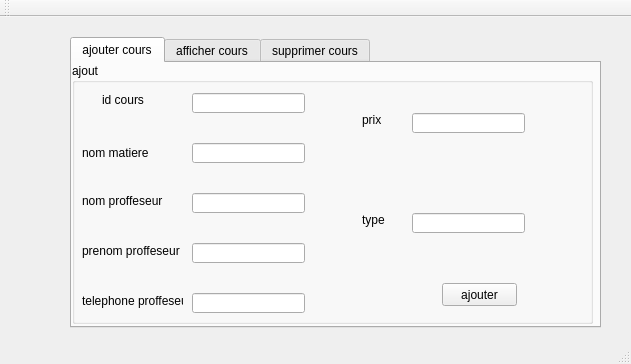
Qt form Desktop/Atelier_Connexion/mainwindow.ui (ghaith450/smart-parental-monitoring-system) before a commit.
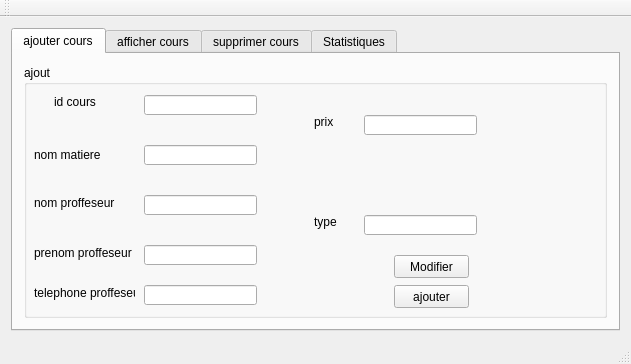
The same form after that commit.

Diff of the .ui file:
```diff
--- a/Desktop/Atelier_Connexion/mainwindow.ui
+++ b/Desktop/Atelier_Connexion/mainwindow.ui
@@ -14,15 +14,9 @@
    <string>Gestion des Clients</string>
   </property>
   <widget class="QWidget" name="centralWidget">
+   <layout class="QHBoxLayout" name="horizontalLayout">
+    <item>
    <widget class="QTabWidget" name="tabWidget">
-    <property name="geometry">
-     <rect>
-      <x>70</x>
-      <y>20</y>
-      <width>531</width>
-      <height>291</height>
-     </rect>
-    </property>
     <property name="currentIndex">
      <number>0</number>
     </property>
@@ -30,14 +24,14 @@
      <attribute name="title">
       <string>ajouter cours</string>
      </attribute>
+       <layout class="QHBoxLayout" name="horizontalLayout_2">
+        <item>
      <widget class="QGroupBox" name="groupBox_2">
-      <property name="geometry">
-       <rect>
-        <x>0</x>
-        <y>0</y>
-        <width>521</width>
-        <height>261</height>
-       </rect>
+          <property name="sizePolicy">
+           <sizepolicy hsizetype="Minimum" vsizetype="Preferred">
+            <horstretch>0</horstretch>
+            <verstretch>0</verstretch>
+           </sizepolicy>
       </property>
       <property name="title">
        <string>ajout</string>
@@ -98,7 +92,7 @@
        <property name="geometry">
         <rect>
          <x>10</x>
-         <y>230</y>
+             <y>220</y>
          <width>101</width>
          <height>16</height>
         </rect>
@@ -142,6 +136,12 @@
          <height>20</height>
         </rect>
        </property>
+           <property name="sizePolicy">
+            <sizepolicy hsizetype="Minimum" vsizetype="Preferred">
+             <horstretch>0</horstretch>
+             <verstretch>0</verstretch>
+            </sizepolicy>
+           </property>
       </widget>
       <widget class="QLineEdit" name="le_nom_matiere">
        <property name="geometry">
@@ -152,6 +152,12 @@
          <height>20</height>
         </rect>
        </property>
+           <property name="sizePolicy">
+            <sizepolicy hsizetype="Minimum" vsizetype="Preferred">
+             <horstretch>0</horstretch>
+             <verstretch>0</verstretch>
+            </sizepolicy>
+           </property>
       </widget>
       <widget class="QLineEdit" name="le_nom_proffeseur">
        <property name="geometry">
@@ -162,6 +168,12 @@
          <height>20</height>
         </rect>
        </property>
+           <property name="sizePolicy">
+            <sizepolicy hsizetype="Minimum" vsizetype="Preferred">
+             <horstretch>0</horstretch>
+             <verstretch>0</verstretch>
+            </sizepolicy>
+           </property>
       </widget>
       <widget class="QLineEdit" name="le_prenom_proffeseur">
        <property name="geometry">
@@ -172,16 +184,28 @@
          <height>20</height>
         </rect>
        </property>
+           <property name="sizePolicy">
+            <sizepolicy hsizetype="Minimum" vsizetype="Preferred">
+             <horstretch>0</horstretch>
+             <verstretch>0</verstretch>
+            </sizepolicy>
+           </property>
       </widget>
       <widget class="QLineEdit" name="telephone_proffeseur">
        <property name="geometry">
         <rect>
          <x>120</x>
-         <y>230</y>
+             <y>220</y>
          <width>113</width>
          <height>20</height>
         </rect>
        </property>
+           <property name="sizePolicy">
+            <sizepolicy hsizetype="Minimum" vsizetype="Preferred">
+             <horstretch>0</horstretch>
+             <verstretch>0</verstretch>
+            </sizepolicy>
+           </property>
       </widget>
       <widget class="QLineEdit" name="le_prix">
        <property name="geometry">
@@ -192,6 +216,12 @@
          <height>20</height>
         </rect>
        </property>
+           <property name="sizePolicy">
+            <sizepolicy hsizetype="Minimum" vsizetype="Preferred">
+             <horstretch>0</horstretch>
+             <verstretch>0</verstretch>
+            </sizepolicy>
+           </property>
       </widget>
       <widget class="QLineEdit" name="le_type">
        <property name="geometry">
@@ -202,6 +232,12 @@
          <height>20</height>
         </rect>
        </property>
+           <property name="sizePolicy">
+            <sizepolicy hsizetype="Minimum" vsizetype="Preferred">
+             <horstretch>0</horstretch>
+             <verstretch>0</verstretch>
+            </sizepolicy>
+           </property>
       </widget>
       <widget class="QPushButton" name="pb_ajouter">
        <property name="geometry">
@@ -216,7 +252,22 @@
         <string>ajouter</string>
        </property>
       </widget>
-     </widget>
+          <widget class="QPushButton" name="pushButton_2">
+           <property name="geometry">
+            <rect>
+             <x>370</x>
+             <y>190</y>
+             <width>75</width>
+             <height>23</height>
+            </rect>
+           </property>
+           <property name="text">
+            <string>Modifier</string>
+           </property>
+          </widget>
+         </widget>
+        </item>
+       </layout>
     </widget>
     <widget class="QWidget" name="widget">
      <attribute name="title">
@@ -237,8 +288,61 @@
      <attribute name="title">
       <string>supprimer cours</string>
      </attribute>
-    </widget>
-   </widget>
+       <widget class="QLineEdit" name="lineEdit">
+        <property name="geometry">
+         <rect>
+          <x>130</x>
+          <y>100</y>
+          <width>113</width>
+          <height>20</height>
+         </rect>
+        </property>
+       </widget>
+       <widget class="QPushButton" name="pushButton">
+        <property name="geometry">
+         <rect>
+          <x>260</x>
+          <y>100</y>
+          <width>75</width>
+          <height>23</height>
+         </rect>
+        </property>
+        <property name="text">
+         <string>Supprimer</string>
+        </property>
+       </widget>
+      </widget>
+      <widget class="QWidget" name="tab_3">
+       <attribute name="title">
+        <string>Statistiques</string>
+       </attribute>
+       <widget class="QTableView" name="tableView">
+        <property name="geometry">
+         <rect>
+          <x>100</x>
+          <y>20</y>
+          <width>256</width>
+          <height>221</height>
+         </rect>
+        </property>
+       </widget>
+       <widget class="QPushButton" name="pushButton_6">
+        <property name="geometry">
+         <rect>
+          <x>400</x>
+          <y>30</y>
+          <width>75</width>
+          <height>23</height>
+         </rect>
+        </property>
+        <property name="text">
+         <string>actualiser</string>
+        </property>
+       </widget>
+      </widget>
+     </widget>
+    </item>
+   </layout>
   </widget>
   <widget class="QMenuBar" name="menuBar">
    <property name="geometry">
```
Left out of the diff: 53 changed lines with no effect on the pictures. Lines whose indentation alone changed are shown as unchanged.
